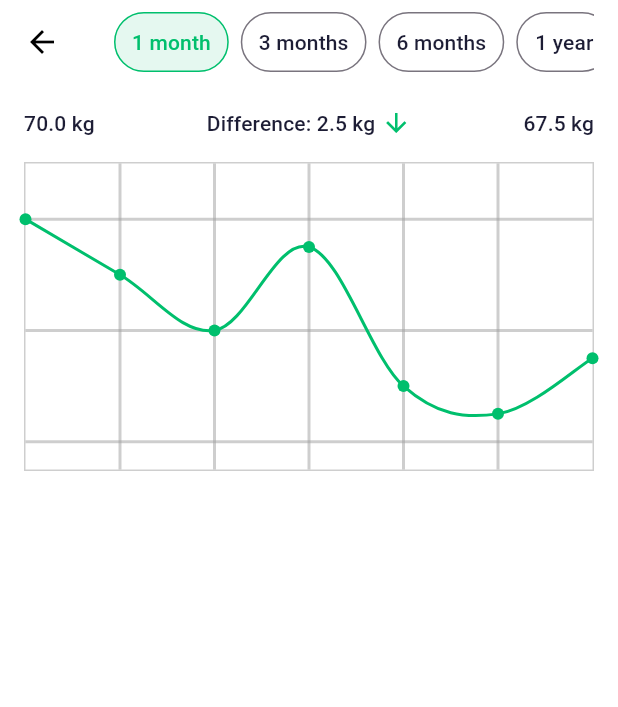
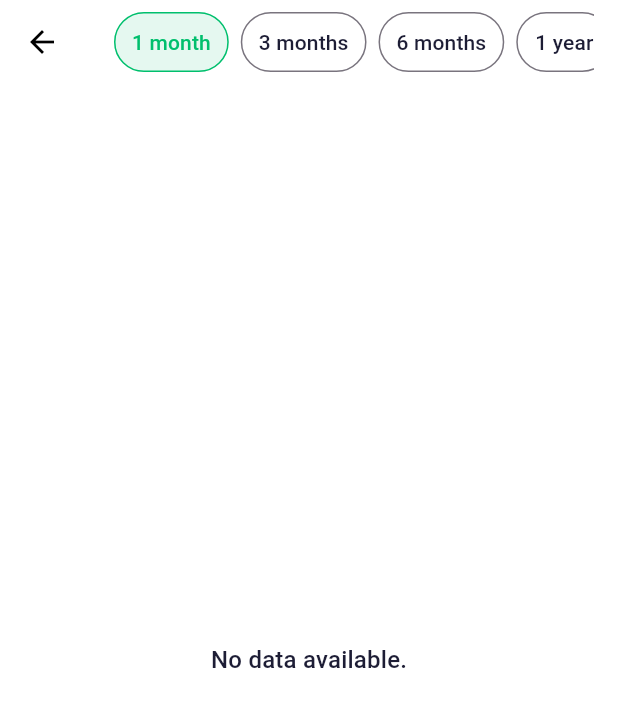
Before and after one commit to Lenanetka/healthtrack, a Flutter app: the WeightStatisticsPage screen opened directly, after a tap on "1 month", on a phone screen of 412 x 824 dp. Shown: the top 707 px of the screen. Run offline on Flutter 3.47's test engine with Material 3 defaults, Android fonts, the phone set to English and light mode, and no system bars; drawn by our look-alikes of fl_chart; our stand-ins replace drift, shared_preferences; accounts and stored records are empty; generated files the repository leaves out were written again.

Commit message:
Load weight statistics data from db

```diff
--- a/lib/fields/period_selector.dart
+++ b/lib/fields/period_selector.dart
@@ -7,14 +7,22 @@ enum Period {
   oneYear,
 }
 
-const defaultPeriod = Period.threeMonths;
-
 const Map<Period, int> periodDays = {
   Period.oneMonth: 30,
   Period.threeMonths: 90,
   Period.sixMonths: 180,
   Period.oneYear: 365,
 };
+
+DateTimeRange periodDateRange(Period period) {
+  final now = DateTime.now();
+  final today = DateTime(now.year, now.month, now.day);
+  final int days = periodDays[period] ?? 90;
+  return DateTimeRange(
+    start: today.subtract(Duration(days: days)),
+    end: today,
+  );
+}
 
 Map<String, Period> periodOptions = {
   '1 month': Period.oneMonth,
@@ -25,9 +33,11 @@ Map<String, Period> periodOptions = {
 
 class PeriodSelector extends StatefulWidget {
   final ValueChanged<DateTimeRange> onPeriodRangeChanged;
+  final Period defaultPeriod;
 
   const PeriodSelector({
     required this.onPeriodRangeChanged,
+    this.defaultPeriod = Period.threeMonths,
     super.key,
   });
 
@@ -42,8 +52,8 @@ class _PeriodSelectorState extends State<PeriodSelector> {
   @override
   void initState() {
     super.initState();
-    _selectedPeriod = defaultPeriod;
-    _selectedDateRange = _periodDateRange(defaultPeriod);
+    _selectedPeriod = widget.defaultPeriod;
+    _selectedDateRange = periodDateRange(widget.defaultPeriod);
   }
 
   void _updateDateRange(DateTimeRange? newRange) {
@@ -79,17 +89,8 @@ class _PeriodSelectorState extends State<PeriodSelector> {
     Period selectedPeriod = periodOptions[period]!;
     setState(() {
       _selectedPeriod = selectedPeriod;
-      _updateDateRange(_periodDateRange(selectedPeriod));
+      _updateDateRange(periodDateRange(selectedPeriod));
     });
-  }
-
-  DateTimeRange _periodDateRange(Period period) {
-    final now = DateTime.now();
-    final int days = periodDays[period] ?? 90;
-    return DateTimeRange(
-      start: now.subtract(Duration(days: days)),
-      end: now,
-    );
   }
 
   String _formatDateRange(DateTimeRange dateRange) {
--- a/lib/pages/weight_statistics_page.dart
+++ b/lib/pages/weight_statistics_page.dart
@@ -1,4 +1,5 @@
 import 'package:flutter/material.dart';
+import 'package:provider/provider.dart';
 
 import '../models/page_with_title.dart';
 import '../widgets/weight_graph.dart';
@@ -6,6 +7,8 @@ import '../fields/period_selector.dart';
 
 import '../models/journal_models.dart';
 import '../models/journal_database.dart';
+
+const Period defaultPeriod = Period.threeMonths;
 
 class WeightStatisticsPage extends StatefulWidget implements PageWithTitle {
   const WeightStatisticsPage({super.key});
@@ -18,37 +21,41 @@ class WeightStatisticsPage extends StatefulWidget implements PageWithTitle {
 }
 
 class _WeightStatisticsPageState extends State<WeightStatisticsPage> {
-  final List<Entry> weightData = [
-    // Mock data for demonstration
-    Weight(datetime: DateTime.now().subtract(const Duration(days: 90)), amount: 70, description: ''),
-    Weight(datetime: DateTime.now().subtract(const Duration(days: 75)), amount: 69, description: ''),
-    Weight(datetime: DateTime.now().subtract(const Duration(days: 60)), amount: 68, description: ''),
-    Weight(datetime: DateTime.now().subtract(const Duration(days: 45)), amount: 69.5, description: ''),
-    Weight(datetime: DateTime.now().subtract(const Duration(days: 30)), amount: 67, description: ''),
-    Weight(datetime: DateTime.now().subtract(const Duration(days: 15)), amount: 66.5, description: ''),
-    Weight(datetime: DateTime.now(), amount: 67.5, description: ''),
-  ];
+  late JournalDatabase _db;
+  DateTimeRange _selectedDateRange = periodDateRange(defaultPeriod);
+  List<Entry> _data = [];
 
-  DateTimeRange _selectedDateRange = DateTimeRange(
-    start: DateTime.now().subtract(const Duration(days: 30)),
-    end: DateTime.now(),
-  );
+  @override
+  void initState() {
+    super.initState();
+    _db = Provider.of<JournalDatabase>(context, listen: false);
+    _data = [];
+    _loadEntries();
+  }
+
+  Future<void> _loadEntries() async {
+    final fetchedEntries = await _db.getJournalByRangeType(_selectedDateRange, Entry.weight);
+    if (fetchedEntries.isNotEmpty) {
+      setState(() {
+        _data = fetchedEntries;
+      });
+    }
+  }
 
   void _onPeriodRangeChanged(DateTimeRange range) {
     setState(() {
       _selectedDateRange = range;
-      // Update the weightData based on the selected date range
-      // Implement this logic as needed
+      _loadEntries();
     });
   }
 
   @override
   Widget build(BuildContext context) {
     return Scaffold(
-      appBar: AppBar(title: PeriodSelector(onPeriodRangeChanged: _onPeriodRangeChanged)),
+      appBar: AppBar(title: PeriodSelector(onPeriodRangeChanged: _onPeriodRangeChanged, defaultPeriod: defaultPeriod,)),
       body: Padding(
         padding: const EdgeInsets.all(16.0),
-        child: WeightGraph(data: weightData),
+        child: WeightGraph(data: _data),
       ),
     );
   }
```
